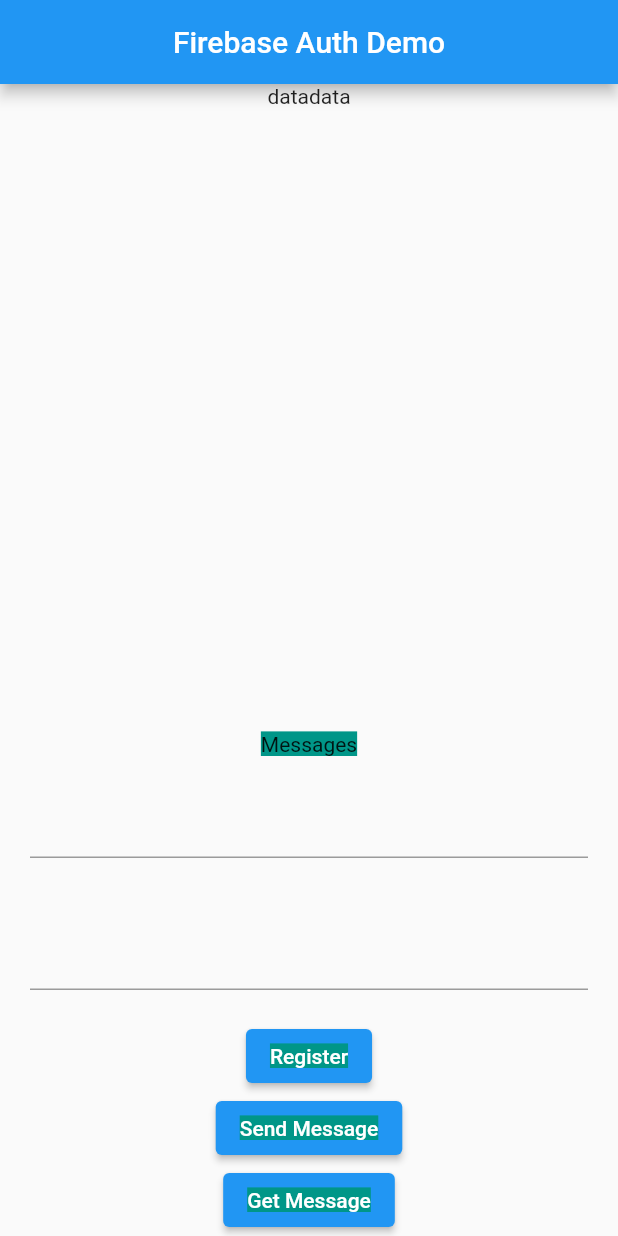
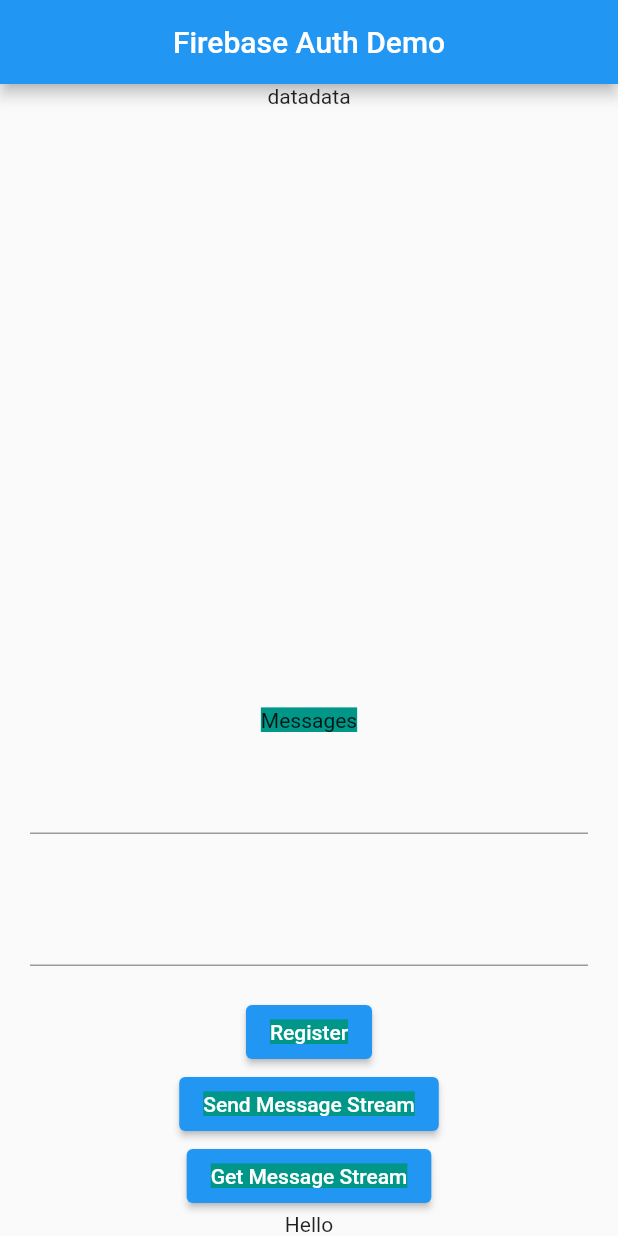
Before and after one commit to Varanasi-Software-Junction/VSJ-Firebase-App, a Flutter app: the screen it shows after launch, on a phone screen of 412 x 824 dp. Run offline on Flutter 3.47's test engine with Material 2 defaults, Android fonts, the phone set to English and light mode, and no system bars; our stand-ins replace cloud_firestore, firebase_auth, firebase_core; accounts and stored records are empty.

Commit message:
Messages on Screen

```diff
--- a/lib/main.dart
+++ b/lib/main.dart
@@ -179,14 +179,17 @@ print("Send");
                             "messagefrom":"chmpaksworld@gmail.com"
 
                           });
-              }, child: Text("Send Message",style: TextStyle(backgroundColor: Colors.teal),)),
+              }, child: Text("Send Message Stream",style: TextStyle(backgroundColor: Colors.teal),)),
              ElevatedButton(onPressed: ()async{
                print("Get Messages");
                //await firebaseInit();
-             // getMessages();
+             //await getMessages();
               await getMessagesStream();
 
-             }, child:Text("Get Message",style: TextStyle(backgroundColor: Colors.teal),)),
+             }, child:Text("Get Message Stream",style: TextStyle(backgroundColor: Colors.teal),)
+             )
+              ,
+              Text("Hello"),
             ],
           ),
         ),
```
